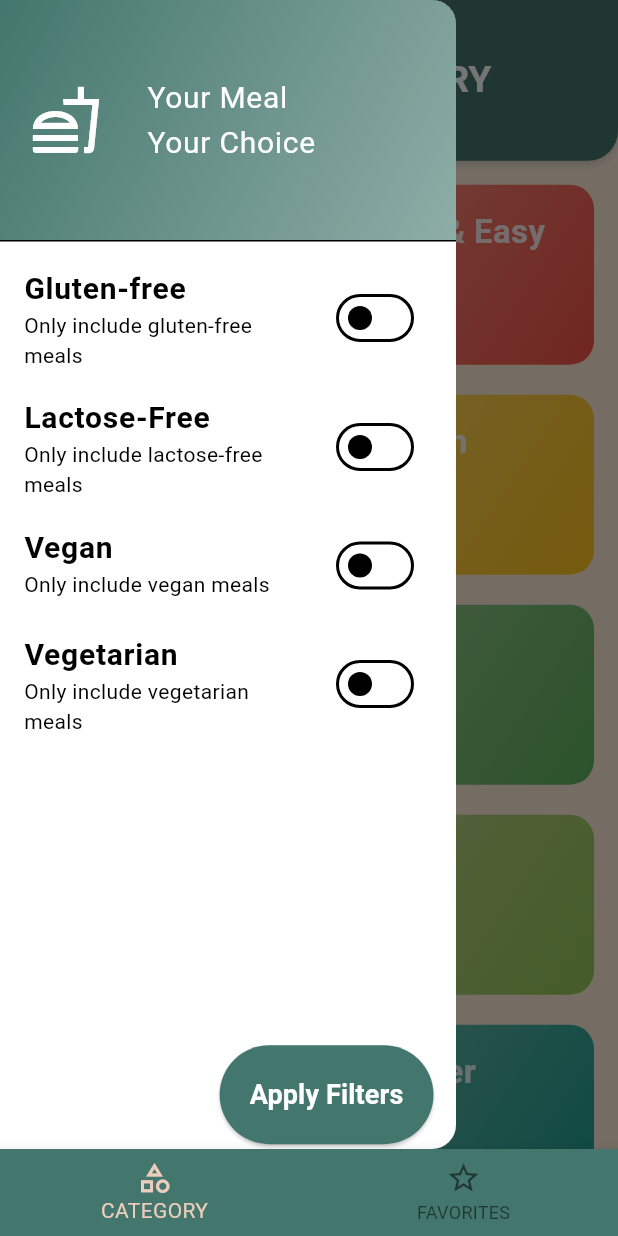
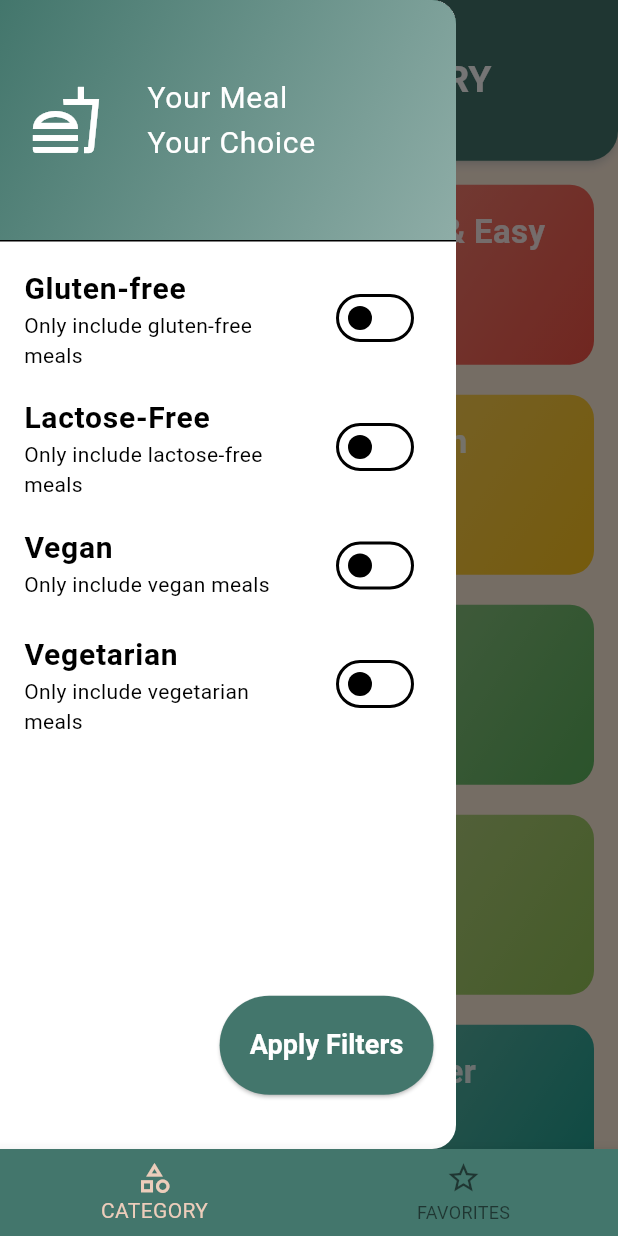
Before and after one commit to aliarfeen/meals_app, a Flutter app: the screen it shows after launch, with the side drawer open, on a phone screen of 412 x 824 dp. Run offline on Flutter 3.47's test engine with Material 3 defaults, Android fonts, the phone set to English and light mode, and no system bars; our stand-ins replace flutter_riverpod, google_fonts, riverpod, transparent_image.

Commit message:
Changes to be committed: 	modified:   lib/widgets/main_drawer.dart

```diff
--- a/lib/widgets/main_drawer.dart
+++ b/lib/widgets/main_drawer.dart
@@ -118,7 +118,7 @@ class _MainDrawerState extends ConsumerState<MainDrawer> {
                 },
               ),
               SizedBox(
-                height: MediaQuery.of(context).size.height * .24,
+                height: MediaQuery.of(context).size.height * .2,
               ),
               Row(
                   mainAxisSize: MainAxisSize.max,
```
